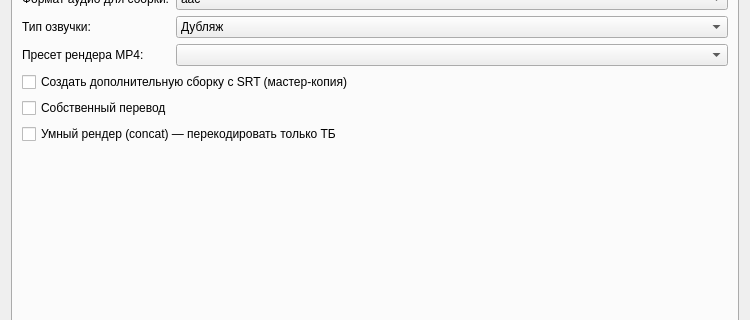
Above: ui/templateeditor.ui from IceHoles/DubbingTool before the change; both pictures show x 0 to 750 and y 280 to 600 of the 750 by 750 pixel window. Below: the same form after it.
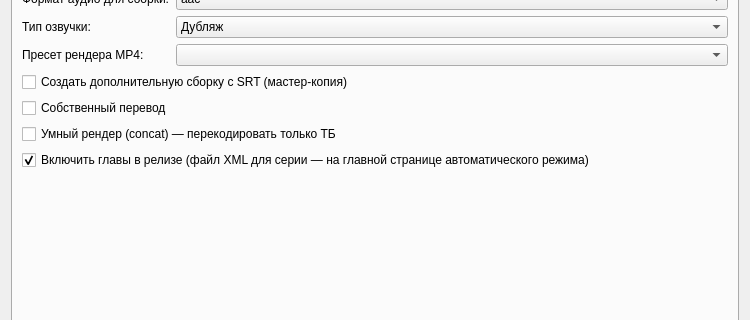
That is the form after the change. Custom widgets are drawn as their Qt base class.

Commit message:
feat: chapters (XML/MKV/MP4), track flags, manual fonts UX
- Add ChapterHelper for Matroska XML, ffprobe chapters, ffmetadata, MP4 chapter mux without duplicate menu track
- Template chaptersEnabled; MissingFilesDialog when chapters expected but missing; manual assembly/render chapter XML UI
- Manual/auto MKV: default/forced flags for Russian/original audio, signs, full subs
- applyChaptersToMp4: map video+audio only before map_chapters from ffmetadata
- Manual assembly: clear font list after successful MKV; clear button; finished(bool) signal
- Update CHANGELOG.md

```diff
--- a/ui/templateeditor.ui
+++ b/ui/templateeditor.ui
@@ -197,6 +197,16 @@
          </property>
         </widget>
        </item>
+       <item row="14" column="0" colspan="2">
+        <widget class="QCheckBox" name="chaptersEnabledCheckBox">
+         <property name="text">
+          <string>Включить главы в релизе (файл XML для серии — на главной странице автоматического режима)</string>
+         </property>
+         <property name="checked">
+          <bool>true</bool>
+         </property>
+        </widget>
+       </item>
       </layout>
      </widget>
      <widget class="QWidget" name="tabSubtitles">
```
The commit also changes 24 other files.
